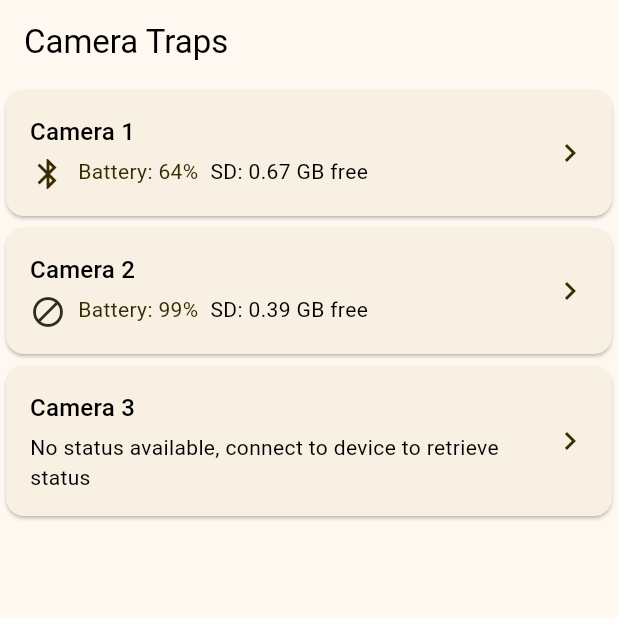
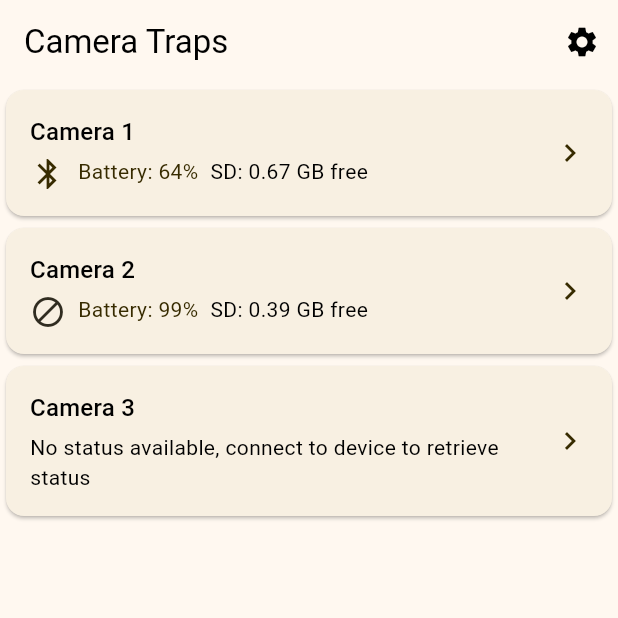
Before and after one commit to MichWnek/IoT_camera_interface_app, a Flutter app: the screen it shows after launch, on a phone screen of 412 x 824 dp, the top half of it. Run offline on Flutter 3.47's test engine with Material 3 defaults, Android fonts, the phone set to English and light mode, and no system bars; our stand-ins replace flutter_bloc.

Commit message:
theme selection setting

```diff
--- a/lib/app.dart
+++ b/lib/app.dart
@@ -1,30 +1,53 @@
 import 'package:camera_trap_app/data/camera_service.dart';
+import 'package:camera_trap_app/data/models/theme_preference.dart';
+import 'package:camera_trap_app/data/settings_repository.dart';
 import 'package:camera_trap_app/features/dashboard/view/dashboard_screen.dart';
 import 'package:camera_trap_app/core/theme/app_theme.dart';
 import 'package:camera_trap_app/state/cameras_cubit.dart';
+import 'package:camera_trap_app/state/settings_cubit.dart';
 import 'package:flutter/material.dart';
 import 'package:flutter_bloc/flutter_bloc.dart';
 
 class CameraTrapApp extends StatelessWidget {
-  const CameraTrapApp({super.key, required this.cameraService});
+  const CameraTrapApp({
+    super.key,
+    required this.cameraService,
+    required this.settingsRepository,
+  });
+
   final CameraService cameraService;
+  final SettingsRepository settingsRepository;
+
+  static ThemeMode _themeMode(ThemePreference preference) =>
+      switch (preference) {
+        ThemePreference.system => ThemeMode.system,
+        ThemePreference.day => ThemeMode.light,
+        ThemePreference.night => ThemeMode.dark,
+      };
 
   @override
   Widget build(BuildContext context) {
     // Provided above MaterialApp so screens opened with Navigator.push,
     // which sit under the Navigator rather than the screen that opened
-    // them, can still find the service and the cubit.
+    // them, can still find the service and the cubits.
     return RepositoryProvider<CameraService>.value(
       value: cameraService,
-      child: BlocProvider(
-        create: (_) => CamerasCubit(cameraService)..load(),
-        child: MaterialApp(
-          title: 'Camera Traps',
-          debugShowCheckedModeBanner: false,
-          theme: AppTheme.day,
-          darkTheme: AppTheme.night,
-          themeMode: ThemeMode.system,
-          home: const DashboardScreen(),
+      child: MultiBlocProvider(
+        providers: [
+          BlocProvider(create: (_) => CamerasCubit(cameraService)..load()),
+          BlocProvider(
+            create: (_) => SettingsCubit(settingsRepository)..load(),
+          ),
+        ],
+        child: BlocBuilder<SettingsCubit, ThemePreference>(
+          builder: (context, preference) => MaterialApp(
+            title: 'Camera Traps',
+            debugShowCheckedModeBanner: false,
+            theme: AppTheme.day,
+            darkTheme: AppTheme.night,
+            themeMode: _themeMode(preference),
+            home: const DashboardScreen(),
+          ),
         ),
       ),
     );
--- /dev/null
+++ b/lib/data/models/theme_preference.dart
@@ -0,0 +1,13 @@
+/// Which theme the user picked. Kept separate from Flutter's `ThemeMode`
+/// so the data layer doesn't depend on UI code, and so the names match
+/// what the app calls them.
+enum ThemePreference {
+  /// Follow the phone's light/dark setting.
+  system,
+
+  /// High contrast light theme for daylight.
+  day,
+
+  /// Dim red theme that preserves night vision.
+  night,
+}
--- a/lib/features/dashboard/view/dashboard_screen.dart
+++ b/lib/features/dashboard/view/dashboard_screen.dart
@@ -2,6 +2,7 @@ import 'package:camera_trap_app/data/models/camera_config.dart';
 import 'package:camera_trap_app/data/models/camera_trap.dart';
 import 'package:camera_trap_app/features/configuration/view/configuration_screen.dart';
 import 'package:camera_trap_app/features/dashboard/widgets/camera_card.dart';
+import 'package:camera_trap_app/features/settings/view/settings_screen.dart';
 import 'package:camera_trap_app/state/cameras_cubit.dart';
 import 'package:camera_trap_app/state/cameras_state.dart';
 import 'package:flutter/material.dart';
@@ -21,12 +22,26 @@ class DashboardScreen extends StatelessWidget {
     );
   }
 
+  void _openSettings(BuildContext context) {
+    Navigator.of(context)
+        .push(MaterialPageRoute<void>(builder: (_) => const SettingsScreen()));
+  }
+
   @override
   Widget build(BuildContext context) {
     final text = Theme.of(context).textTheme;
 
     return Scaffold(
-      appBar: AppBar(title: Text('Camera Traps', style: text.titleLarge)),
+      appBar: AppBar(
+        title: Text('Camera Traps', style: text.titleLarge),
+        actions: [
+          IconButton(
+            icon: const Icon(Icons.settings),
+            tooltip: 'Settings',
+            onPressed: () => _openSettings(context),
+          ),
+        ],
+      ),
       body: BlocBuilder<CamerasCubit, CamerasState>(
         builder: (context, state) => switch (state) {
           CamerasLoading() => const Center(child: CircularProgressIndicator()),
--- /dev/null
+++ b/lib/state/settings_cubit.dart
@@ -0,0 +1,22 @@
+import 'package:camera_trap_app/data/models/theme_preference.dart';
+import 'package:camera_trap_app/data/settings_repository.dart';
+import 'package:flutter_bloc/flutter_bloc.dart';
+
+/// App-wide theme choice. The state is just the current [ThemePreference].
+class SettingsCubit extends Cubit<ThemePreference> {
+  SettingsCubit(this._repository) : super(ThemePreference.system);
+
+  final SettingsRepository _repository;
+
+  Future<void> load() async {
+    final preference = await _repository.loadThemePreference();
+    if (isClosed) return;
+    emit(preference);
+  }
+
+  /// Switches the theme straight away, then saves the choice.
+  Future<void> setThemePreference(ThemePreference preference) async {
+    emit(preference);
+    await _repository.saveThemePreference(preference);
+  }
+}
```
Also changed, not shown: lib/data/settings_repository.dart (added, +28 -0 lines), lib/features/settings/view/settings_screen.dart (added, +61 -0 lines), lib/main.dart (+7 -1 lines), 3 other files.
